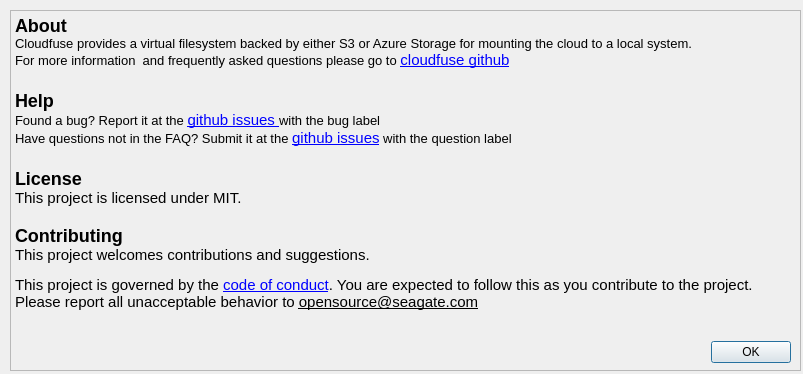
The window that gui/about_dialog.ui (Seagate/cloudfuse) describes before a commit, drawn with Qt 5.
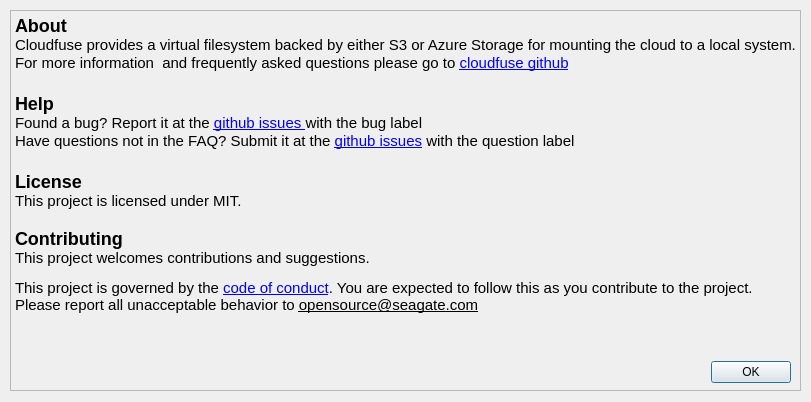
The same window after the commit.

Commit message: Fix font styles

```diff
--- a/gui/about_dialog.ui
+++ b/gui/about_dialog.ui
@@ -6,8 +6,8 @@
    <rect>
     <x>0</x>
     <y>0</y>
-    <width>803</width>
-    <height>374</height>
+    <width>811</width>
+    <height>402</height>
    </rect>
   </property>
   <property name="windowTitle">
@@ -19,7 +19,7 @@
      <x>10</x>
      <y>10</y>
      <width>791</width>
-     <height>361</height>
+     <height>381</height>
     </rect>
    </property>
    <property name="styleSheet">
@@ -32,26 +32,26 @@
 p, li { white-space: pre-wrap; }
 &lt;/style&gt;&lt;/head&gt;&lt;body style=&quot; font-family:'Ubuntu'; font-size:11pt; font-weight:400; font-style:normal;&quot;&gt;
 &lt;p style=&quot; margin-top:0px; margin-bottom:0px; margin-left:0px; margin-right:0px; -qt-block-indent:0; text-indent:0px;&quot;&gt;&lt;span style=&quot; font-family:'monospace'; font-size:x-large; font-weight:600;&quot;&gt;About&lt;/span&gt;&lt;/p&gt;
-&lt;p style=&quot; margin-top:0px; margin-bottom:0px; margin-left:0px; margin-right:0px; -qt-block-indent:0; text-indent:0px;&quot;&gt;&lt;span style=&quot; font-family:'Droid Sans Mono','monospace','monospace'; font-size:10pt; color:#000000;&quot;&gt;Cloudfuse provides a virtual filesystem backed by either S3 or Azure Storage for mounting the cloud to a local system.&lt;/span&gt;&lt;/p&gt;
-&lt;p style=&quot; margin-top:0px; margin-bottom:0px; margin-left:0px; margin-right:0px; -qt-block-indent:0; text-indent:0px;&quot;&gt;&lt;span style=&quot; font-family:'Droid Sans Mono','monospace','monospace'; font-size:10pt; color:#000000;&quot;&gt;For more information  and frequently asked questions please go to &lt;/span&gt;&lt;a href=&quot;https://github.com/Seagate/cloudfuse&quot;&gt;&lt;span style=&quot; text-decoration: underline; color:#0000ff;&quot;&gt;cloudfuse github&lt;/span&gt;&lt;/a&gt;&lt;/p&gt;
+&lt;p style=&quot; margin-top:0px; margin-bottom:0px; margin-left:0px; margin-right:0px; -qt-block-indent:0; text-indent:0px;&quot;&gt;&lt;span style=&quot; color:#000000;&quot;&gt;Cloudfuse provides a virtual filesystem backed by either S3 or Azure Storage for mounting the cloud to a local system.&lt;/span&gt;&lt;/p&gt;
+&lt;p style=&quot; margin-top:0px; margin-bottom:0px; margin-left:0px; margin-right:0px; -qt-block-indent:0; text-indent:0px;&quot;&gt;&lt;span style=&quot; color:#000000;&quot;&gt;For more information  and frequently asked questions please go to &lt;/span&gt;&lt;a href=&quot;https://github.com/Seagate/cloudfuse&quot;&gt;&lt;span style=&quot; text-decoration: underline; color:#0000ff;&quot;&gt;cloudfuse github&lt;/span&gt;&lt;/a&gt;&lt;/p&gt;
 &lt;p style=&quot;-qt-paragraph-type:empty; margin-top:0px; margin-bottom:0px; margin-left:0px; margin-right:0px; -qt-block-indent:0; text-indent:0px; font-family:'monospace'; font-size:x-large; font-weight:600;&quot;&gt;&lt;br /&gt;&lt;/p&gt;
 &lt;p style=&quot; margin-top:0px; margin-bottom:0px; margin-left:0px; margin-right:0px; -qt-block-indent:0; text-indent:0px;&quot;&gt;&lt;span style=&quot; font-family:'monospace'; font-size:x-large; font-weight:600;&quot;&gt;Help&lt;/span&gt;&lt;/p&gt;
-&lt;p style=&quot; margin-top:0px; margin-bottom:0px; margin-left:0px; margin-right:0px; -qt-block-indent:0; text-indent:0px;&quot;&gt;&lt;span style=&quot; font-family:'Droid Sans Mono','monospace','monospace'; font-size:10pt; color:#000000;&quot;&gt;Found a bug? Report it at the &lt;/span&gt;&lt;a href=&quot;https://github.com/Seagate/cloudfuse/issues&quot;&gt;&lt;span style=&quot; text-decoration: underline; color:#0000ff;&quot;&gt;github issues &lt;/span&gt;&lt;/a&gt;&lt;span style=&quot; font-family:'Droid Sans Mono','monospace','monospace'; font-size:10pt; color:#000000;&quot;&gt;with the bug label&lt;/span&gt;&lt;/p&gt;
-&lt;p style=&quot; margin-top:0px; margin-bottom:0px; margin-left:0px; margin-right:0px; -qt-block-indent:0; text-indent:0px;&quot;&gt;&lt;span style=&quot; font-family:'Droid Sans Mono','monospace','monospace'; font-size:10pt; color:#000000;&quot;&gt;Have questions not in the FAQ? Submit it at the &lt;/span&gt;&lt;a href=&quot;https://github.com/Seagate/cloudfuse/issues&quot;&gt;&lt;span style=&quot; font-family:'monospace'; text-decoration: underline; color:#0000ff;&quot;&gt;github issues&lt;/span&gt;&lt;/a&gt;&lt;span style=&quot; font-family:'Droid Sans Mono','monospace','monospace'; font-size:10pt; color:#000000;&quot;&gt; with the question label&lt;/span&gt;&lt;/p&gt;
+&lt;p style=&quot; margin-top:0px; margin-bottom:0px; margin-left:0px; margin-right:0px; -qt-block-indent:0; text-indent:0px;&quot;&gt;&lt;span style=&quot; color:#000000;&quot;&gt;Found a bug? Report it at the &lt;/span&gt;&lt;a href=&quot;https://github.com/Seagate/cloudfuse/issues&quot;&gt;&lt;span style=&quot; text-decoration: underline; color:#0000ff;&quot;&gt;github issues &lt;/span&gt;&lt;/a&gt;&lt;span style=&quot; font-family:'monospace','monospace','monospace'; color:#000000;&quot;&gt;with the bug label&lt;/span&gt;&lt;/p&gt;
+&lt;p style=&quot; margin-top:0px; margin-bottom:0px; margin-left:0px; margin-right:0px; -qt-block-indent:0; text-indent:0px;&quot;&gt;&lt;span style=&quot; color:#000000;&quot;&gt;Have questions not in the FAQ? Submit it at the &lt;/span&gt;&lt;a href=&quot;https://github.com/Seagate/cloudfuse/issues&quot;&gt;&lt;span style=&quot; font-family:'monospace'; text-decoration: underline; color:#0000ff;&quot;&gt;github issues&lt;/span&gt;&lt;/a&gt;&lt;span style=&quot; font-family:'monospace','monospace','monospace'; color:#000000;&quot;&gt; with the question label&lt;/span&gt;&lt;/p&gt;
 &lt;p style=&quot;-qt-paragraph-type:empty; margin-top:0px; margin-bottom:0px; margin-left:0px; margin-right:0px; -qt-block-indent:0; text-indent:0px; font-family:'monospace'; font-size:x-large; font-weight:600;&quot;&gt;&lt;br /&gt;&lt;/p&gt;
 &lt;p style=&quot; margin-top:0px; margin-bottom:0px; margin-left:0px; margin-right:0px; -qt-block-indent:0; text-indent:0px;&quot;&gt;&lt;span style=&quot; font-family:'monospace'; font-size:x-large; font-weight:600;&quot;&gt;License&lt;/span&gt;&lt;/p&gt;
-&lt;p style=&quot; margin-top:0px; margin-bottom:0px; margin-left:0px; margin-right:0px; -qt-block-indent:0; text-indent:0px;&quot;&gt;&lt;span style=&quot; font-family:'monospace';&quot;&gt;This project is licensed under MIT.&lt;/span&gt;&lt;/p&gt;
+&lt;p style=&quot; margin-top:0px; margin-bottom:0px; margin-left:0px; margin-right:0px; -qt-block-indent:0; text-indent:0px;&quot;&gt;This project is licensed under MIT.&lt;/p&gt;
 &lt;p style=&quot;-qt-paragraph-type:empty; margin-top:0px; margin-bottom:0px; margin-left:0px; margin-right:0px; -qt-block-indent:0; text-indent:0px; font-family:'monospace';&quot;&gt;&lt;br /&gt;&lt;/p&gt;
 &lt;p style=&quot; margin-top:0px; margin-bottom:0px; margin-left:0px; margin-right:0px; -qt-block-indent:0; text-indent:0px;&quot;&gt;&lt;span style=&quot; font-family:'monospace'; font-size:x-large; font-weight:600;&quot;&gt;Contributing&lt;/span&gt;&lt;/p&gt;
-&lt;p style=&quot; margin-top:0px; margin-bottom:0px; margin-left:0px; margin-right:0px; -qt-block-indent:0; text-indent:0px;&quot;&gt;&lt;span style=&quot; font-family:'monospace';&quot;&gt;This project welcomes contributions and suggestions.&lt;/span&gt;&lt;/p&gt;
-&lt;p style=&quot; margin-top:12px; margin-bottom:12px; margin-left:0px; margin-right:0px; -qt-block-indent:0; text-indent:0px;&quot;&gt;This project is governed by the &lt;a href=&quot;https://github.com/Seagate/cloudfuse/blob/main/CODE_OF_CONDUCT.md&quot;&gt;&lt;span style=&quot; text-decoration: underline; color:#0000ff;&quot;&gt;code of conduct&lt;/span&gt;&lt;/a&gt;. You are expected to follow this as you contribute to the project. Please report all unacceptable behavior to &lt;span style=&quot; text-decoration: underline;&quot;&gt;opensource@seagate.com&lt;/span&gt;&lt;/p&gt;&lt;/body&gt;&lt;/html&gt;</string>
+&lt;p style=&quot; margin-top:0px; margin-bottom:0px; margin-left:0px; margin-right:0px; -qt-block-indent:0; text-indent:0px;&quot;&gt;This project welcomes contributions and suggestions.&lt;/p&gt;
+&lt;p style=&quot; margin-top:12px; margin-bottom:12px; margin-left:0px; margin-right:0px; -qt-block-indent:0; text-indent:0px;&quot;&gt;This project is governed by the &lt;a href=&quot;https://github.com/Seagate/cloudfuse/blob/main/CODE_OF_CONDUCT.md&quot;&gt;&lt;span style=&quot; font-family:'monospace'; text-decoration: underline; color:#0000ff;&quot;&gt;code of conduct&lt;/span&gt;&lt;/a&gt;&lt;span style=&quot; font-family:'monospace';&quot;&gt;. You are expected to follow this as you contribute to the project. Please report all unacceptable behavior to &lt;/span&gt;&lt;span style=&quot; font-family:'monospace'; text-decoration: underline;&quot;&gt;opensource@seagate.com&lt;/span&gt;&lt;/p&gt;&lt;/body&gt;&lt;/html&gt;</string>
    </property>
   </widget>
   <widget class="QDialogButtonBox" name="buttonBox">
    <property name="geometry">
     <rect>
      <x>710</x>
-     <y>340</y>
+     <y>360</y>
      <width>81</width>
      <height>25</height>
     </rect>
```
